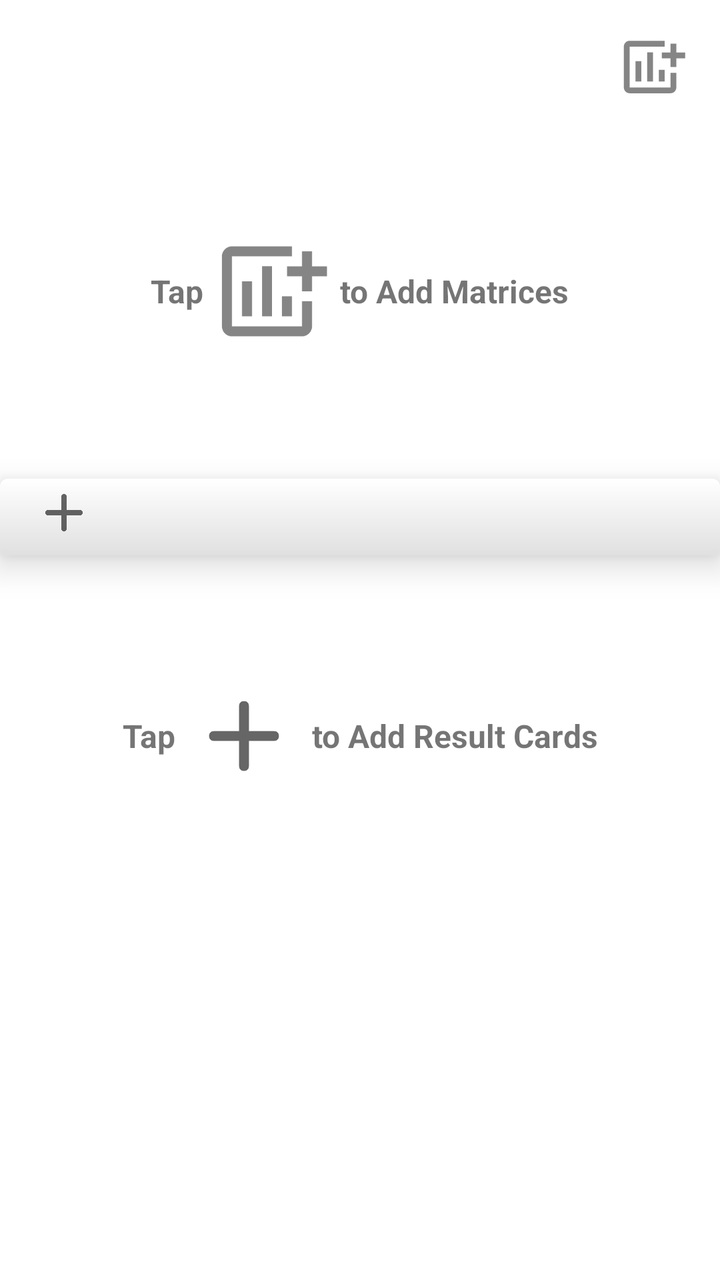
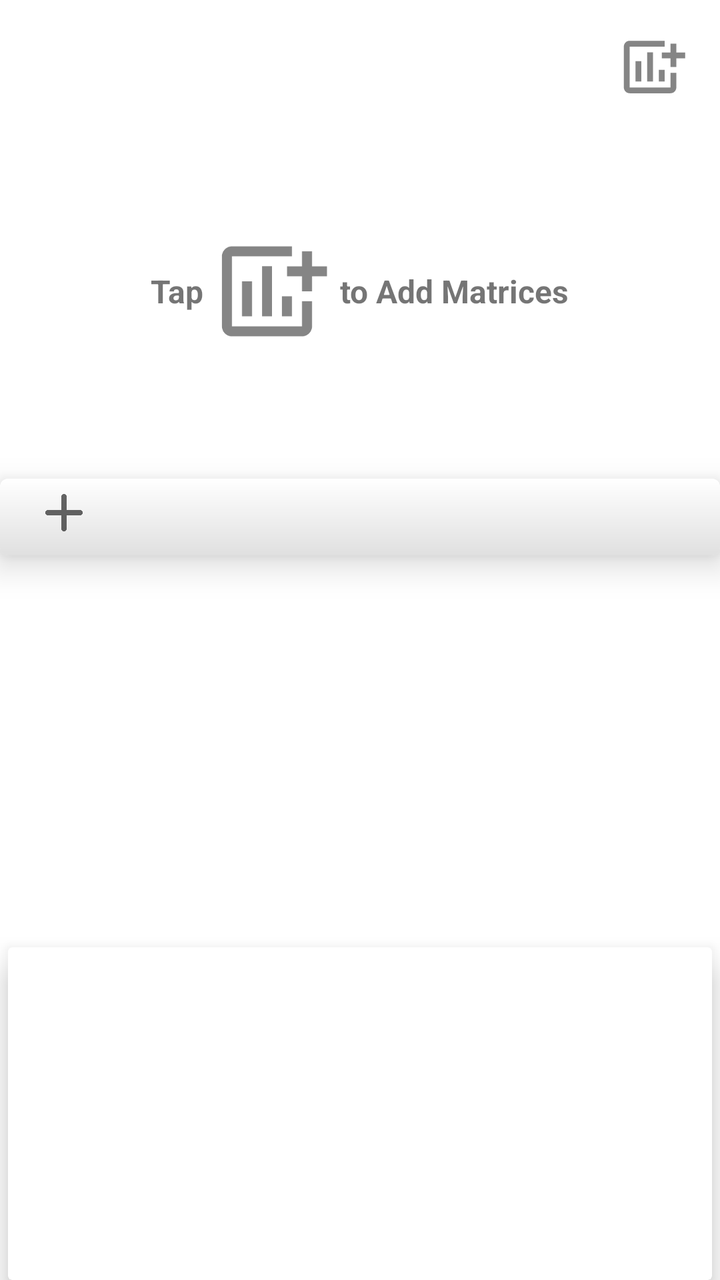

The first picture is an Android layout as it rendered before a commit; the second is the same layout after the commit. The layout source and the unified diff follow.
<!-- AndroidManifest.xml: application theme Theme.Matscape -->
<!-- res/layout/activity_home.xml -->
<?xml version="1.0" encoding="utf-8"?>
<androidx.drawerlayout.widget.DrawerLayout xmlns:android="http://schemas.android.com/apk/res/android"
    xmlns:app="http://schemas.android.com/apk/res-auto"
    xmlns:tools="http://schemas.android.com/tools"
    android:layout_width="match_parent"
    android:layout_height="match_parent"
    tools:context=".Activities.HomeActivity"
    android:id="@+id/DrawerLayout">

    

    <androidx.constraintlayout.widget.ConstraintLayout
        android:layout_width="match_parent"
        android:layout_height="match_parent">

        <androidx.appcompat.widget.Toolbar
            android:id="@+id/Toolbar"
            android:layout_width="match_parent"
            android:layout_height="wrap_content"
            android:background="@null"
            app:layout_constraintEnd_toEndOf="parent"
            app:layout_constraintStart_toStartOf="parent"
            app:layout_constraintTop_toTopOf="parent" />

        <ImageView
            android:id="@+id/addMatrixCardButton"
            android:layout_width="35dp"
            android:layout_height="35dp"
            android:layout_margin="16dp"
            android:background="?attr/selectableItemBackgroundBorderless"
            android:clickable="true"
            android:contentDescription="@string/desc_add_matrix"
            android:focusable="true"
            android:src="@drawable/ic_home_add_matrix"
            app:layout_constraintEnd_toEndOf="parent"
            app:layout_constraintTop_toTopOf="parent"
            tools:ignore="TouchTargetSizeCheck,DuplicateSpeakableTextCheck" />

        <androidx.recyclerview.widget.RecyclerView
            android:id="@+id/MatrixCardsRecyclerView"
            android:layout_width="match_parent"
            android:layout_height="0dp"
            app:layout_constraintHeight_percent=".28"
            app:layout_constraintEnd_toEndOf="parent"
            app:layout_constraintStart_toStartOf="parent"
            app:layout_constraintTop_toBottomOf="@+id/Toolbar" />


        <LinearLayout
            android:id="@+id/MatrixCardsHintLayout"
            android:layout_width="wrap_content"
            android:layout_height="wrap_content"
            android:orientation="horizontal"
            app:layout_constraintBottom_toBottomOf="@+id/MatrixCardsRecyclerView"
            app:layout_constraintEnd_toEndOf="parent"
            app:layout_constraintStart_toStartOf="parent"
            app:layout_constraintTop_toBottomOf="@+id/Toolbar">

            <TextView
                android:layout_width="wrap_content"
                android:layout_height="wrap_content"
                android:layout_gravity="center"
                android:text="@string/text_tap"
                android:textSize="16sp"
                android:textStyle="bold" />

            <ImageView
                android:layout_width="60dp"
                android:layout_height="60dp"
                android:layout_gravity="center"
                android:layout_marginStart="4dp"
                android:layout_marginEnd="4dp"
                app:srcCompat="@drawable/ic_home_add_matrix"
                android:contentDescription="@string/desc_add_matrix" />

            <TextView
                android:layout_width="wrap_content"
                android:layout_height="wrap_content"
                android:layout_gravity="center"
                android:text="@string/text_to_add_matrices"
                android:textSize="16sp"
                android:textStyle="bold" />

        </LinearLayout>

        <ImageView
            android:id="@+id/addResultCardButton"
            android:layout_width="32dp"
            android:layout_height="32dp"
            android:layout_marginStart="16dp"
            android:clickable="true"
            android:contentDescription="@string/desc_settings_result"
            android:elevation="12dp"
            android:focusable="true"
            android:foreground="?attr/selectableItemBackgroundBorderless"
            android:src="@drawable/ic_home_add_result"
            app:layout_constraintBottom_toBottomOf="@+id/cardView"
            app:layout_constraintStart_toStartOf="parent"
            app:layout_constraintTop_toBottomOf="@+id/MatrixCardsRecyclerView"
            tools:ignore="UnusedAttribute,TouchTargetSizeCheck" />

        <androidx.cardview.widget.CardView
            android:id="@+id/cardView"
            android:layout_width="match_parent"
            android:layout_height="0dp"
            android:layout_marginTop="4dp"
            android:layout_marginBottom="4dp"
            app:cardCornerRadius="4dp"
            app:cardElevation="10dp"
            android:foreground="@drawable/grad_home_divider"
            app:layout_constraintEnd_toEndOf="parent"
            app:layout_constraintHeight_percent=".06"
            app:layout_constraintStart_toStartOf="parent"
            app:layout_constraintTop_toBottomOf="@+id/MatrixCardsRecyclerView">

        </androidx.cardview.widget.CardView>

        <androidx.recyclerview.widget.RecyclerView
            android:id="@+id/ResultCardsRecyclerView"
            android:layout_width="match_parent"
            android:layout_height="0dp"
            app:layout_constraintBottom_toTopOf="@+id/HomeNumpadCardView"
            app:layout_constraintEnd_toEndOf="parent"
            app:layout_constraintStart_toStartOf="parent"
            app:layout_constraintTop_toBottomOf="@+id/cardView" />

        <LinearLayout
            android:id="@+id/ResultCardsHintLayout"
            android:layout_width="wrap_content"
            android:layout_height="wrap_content"
            android:orientation="horizontal"
            app:layout_constraintBottom_toBottomOf="parent"
            app:layout_constraintEnd_toEndOf="parent"
            app:layout_constraintStart_toStartOf="parent"
            app:layout_constraintTop_toBottomOf="@+id/cardView"
            app:layout_constraintVertical_bias="0.2">

            <TextView
                android:layout_width="wrap_content"
                android:layout_height="wrap_content"
                android:layout_gravity="center"
                android:text="@string/text_tap"
                android:textSize="16sp"
                android:textStyle="bold" />

            <ImageView
                android:layout_width="60dp"
                android:layout_height="60dp"
                android:layout_gravity="center"
                android:layout_marginStart="4dp"
                android:layout_marginEnd="4dp"
                android:contentDescription="@string/desc_add_result"
                app:srcCompat="@drawable/ic_home_add_result" />

            <TextView
                android:layout_width="wrap_content"
                android:layout_height="wrap_content"
                android:layout_gravity="center"
                android:text="@string/text_to_add_result_cards"
                android:textSize="16sp"
                android:textStyle="bold" />

        </LinearLayout>

        <androidx.cardview.widget.CardView
            android:id="@+id/HomeNumpadCardView"
            android:layout_width="match_parent"
            android:layout_height="0dp"
            app:layout_constraintHeight_percent=".26"
            app:cardElevation="10dp"
            android:visibility="gone"
            android:layout_marginStart="4dp"
            android:layout_marginEnd="4dp"
            app:layout_constraintBottom_toBottomOf="parent"
            app:layout_constraintEnd_toEndOf="parent"
            app:layout_constraintStart_toStartOf="parent"/>
    </androidx.constraintlayout.widget.ConstraintLayout>


    <com.google.android.material.navigation.NavigationView
        android:id="@+id/HomeNavigationView"
        android:layout_width="wrap_content"
        android:layout_height="match_parent"
        app:menu="@menu/menu_home_navigation_drawer"
        app:headerLayout="@layout/header_navigation_drawer"
        android:layout_gravity="start"/>

</androidx.drawerlayout.widget.DrawerLayout>
<!-- res/layout/header_navigation_drawer.xml (included above) -->
<?xml version="1.0" encoding="utf-8"?>
<LinearLayout xmlns:android="http://schemas.android.com/apk/res/android"
    android:layout_width="match_parent"
    android:layout_height="match_parent"
    android:orientation="vertical">

    

    <TextView
        android:layout_width="wrap_content"
        android:layout_height="wrap_content"
        android:layout_marginTop="24dp"
        android:layout_marginStart="24dp"
        android:layout_marginEnd="24dp"
        android:textAppearance="?attr/textAppearanceHeadline6"
        android:text="@string/app_name" />

    <TextView
        android:layout_width="wrap_content"
        android:layout_height="wrap_content"
        android:layout_marginBottom="24dp"
        android:layout_marginStart="24dp"
        android:layout_marginEnd="24dp"
        android:textAppearance="?attr/textAppearanceBody2"
        android:textColor="@color/material_on_surface_emphasis_medium"
        android:text="Matrix Calculator" />

</LinearLayout>
<!-- resources referenced by this layout -->
<resources>
  <!-- drawable grad_home_divider (drawable) -->
  <?xml version="1.0" encoding="utf-8"?>
      <shape xmlns:android="http://schemas.android.com/apk/res/android"
          android:shape="rectangle">
          <gradient
              android:startColor="#FFFFFF"
              android:endColor="#E0E0E0"
              android:angle="270"
              android:centerY=".6" />
      </shape>
  <!-- drawable ic_home_add_matrix (drawable) -->
  <vector android:alpha="0.8" android:height="24dp"
      android:tint="?attr/colorControlNormal" android:viewportHeight="24"
      android:viewportWidth="24" android:width="24dp" xmlns:android="http://schemas.android.com/apk/res/android">
      <path android:fillColor="@android:color/white" android:pathData="M6,9.99h2v7L6,16.99zM14,12.99h2v4h-2zM10,6.99h2v10h-2zM20,7L20,4h-2v3h-3v2h3v3h2L20,9h3L23,7zM18,19L4,19L4,5h12L16,3L4,3c-1.1,0 -2,0.9 -2,2v14c0,1.1 0.9,2 2,2h14c1.1,0 2,-0.9 2,-2v-5h-2v5z"/>
  </vector>
  <!-- drawable ic_home_add_result (drawable) -->
  <vector xmlns:android="http://schemas.android.com/apk/res/android"
      android:width="24dp"
      android:height="24dp"
      android:viewportWidth="24"
      android:viewportHeight="24"
      android:tint="?attr/colorControlNormal">
    <path
        android:fillColor="@android:color/white"
        android:pathData="M18,13h-5v5c0,0.55 -0.45,1 -1,1s-1,-0.45 -1,-1v-5H6c-0.55,0 -1,-0.45 -1,-1s0.45,-1 1,-1h5V6c0,-0.55 0.45,-1 1,-1s1,0.45 1,1v5h5c0.55,0 1,0.45 1,1s-0.45,1 -1,1z"/>
  </vector>
  <string name="app_name" translatable="false">Matscape</string>
  
      //for homepage navigation drawer
  <string name="desc_add_matrix">Add Matrix</string>
  <string name="desc_add_result">Add Result Card</string>
  <string name="desc_settings_result">Result Cards Settings</string>
  
  
      //for matrix cards
  <string name="text_tap">Tap</string>
  <string name="text_to_add_matrices">to Add Matrices</string>
  
      //for result cards
  <string name="text_to_add_result_cards">to Add Result Cards</string>
  
      //for ChangeMatrix Activity
  <style name="Theme.Matscape" parent="Theme.MaterialComponents.DayNight.NoActionBar">
          
          <item name="colorPrimary">@color/purple_500</item>
          <item name="colorPrimaryVariant">@color/purple_700</item>
          <item name="colorOnPrimary">@color/white</item>
          
          <item name="colorSecondary">@color/teal_200</item>
          <item name="colorSecondaryVariant">@color/teal_700</item>
          <item name="colorOnSecondary">@color/black</item>
          
          <item name="android:statusBarColor" tools:targetApi="l">?attr/colorPrimaryVariant</item>
          
      </style>
  <color name="purple_500">#FF6200EE</color>
  <color name="purple_700">#FF3700B3</color>
  <color name="white">#FFFFFFFF</color>
  <color name="teal_200">#FF03DAC5</color>
  <color name="teal_700">#FF018786</color>
  <color name="black">#FF000000</color>
</resources>

<!-- the commit's change to res/layout/activity_home.xml (unified diff, before → after) -->
@@ -2,10 +2,10 @@
 <androidx.drawerlayout.widget.DrawerLayout xmlns:android="http://schemas.android.com/apk/res/android"
     xmlns:app="http://schemas.android.com/apk/res-auto"
     xmlns:tools="http://schemas.android.com/tools"
+    android:id="@+id/DrawerLayout"
     android:layout_width="match_parent"
     android:layout_height="match_parent"
-    tools:context=".Activities.HomeActivity"
-    android:id="@+id/DrawerLayout">
+    tools:context=".Activities.HomeActivity">
 
     
 
@@ -40,8 +40,8 @@
             android:id="@+id/MatrixCardsRecyclerView"
             android:layout_width="match_parent"
             android:layout_height="0dp"
+            app:layout_constraintEnd_toEndOf="parent"
             app:layout_constraintHeight_percent=".28"
-            app:layout_constraintEnd_toEndOf="parent"
             app:layout_constraintStart_toStartOf="parent"
             app:layout_constraintTop_toBottomOf="@+id/Toolbar" />
 
@@ -70,8 +70,8 @@
                 android:layout_gravity="center"
                 android:layout_marginStart="4dp"
                 android:layout_marginEnd="4dp"
-                app:srcCompat="@drawable/ic_home_add_matrix"
-                android:contentDescription="@string/desc_add_matrix" />
+                android:contentDescription="@string/desc_add_matrix"
+                app:srcCompat="@drawable/ic_home_add_matrix" />
 
             <TextView
                 android:layout_width="wrap_content"
@@ -105,9 +105,9 @@
             android:layout_height="0dp"
             android:layout_marginTop="4dp"
             android:layout_marginBottom="4dp"
+            android:foreground="@drawable/grad_home_divider"
             app:cardCornerRadius="4dp"
             app:cardElevation="10dp"
-            android:foreground="@drawable/grad_home_divider"
             app:layout_constraintEnd_toEndOf="parent"
             app:layout_constraintHeight_percent=".06"
             app:layout_constraintStart_toStartOf="parent"
@@ -124,56 +124,17 @@
             app:layout_constraintStart_toStartOf="parent"
             app:layout_constraintTop_toBottomOf="@+id/cardView" />
 
-        <LinearLayout
-            android:id="@+id/ResultCardsHintLayout"
-            android:layout_width="wrap_content"
-            android:layout_height="wrap_content"
-            android:orientation="horizontal"
-            app:layout_constraintBottom_toBottomOf="parent"
-            app:layout_constraintEnd_toEndOf="parent"
-            app:layout_constraintStart_toStartOf="parent"
-            app:layout_constraintTop_toBottomOf="@+id/cardView"
-            app:layout_constraintVertical_bias="0.2">
-
-            <TextView
-                android:layout_width="wrap_content"
-                android:layout_height="wrap_content"
-                android:layout_gravity="center"
-                android:text="@string/text_tap"
-                android:textSize="16sp"
-                android:textStyle="bold" />
-
-            <ImageView
-                android:layout_width="60dp"
-                android:layout_height="60dp"
-                android:layout_gravity="center"
-                android:layout_marginStart="4dp"
-                android:layout_marginEnd="4dp"
-                android:contentDescription="@string/desc_add_result"
-                app:srcCompat="@drawable/ic_home_add_result" />
-
-            <TextView
-                android:layout_width="wrap_content"
-                android:layout_height="wrap_content"
-                android:layout_gravity="center"
-                android:text="@string/text_to_add_result_cards"
-                android:textSize="16sp"
-                android:textStyle="bold" />
-
-        </LinearLayout>
-
         <androidx.cardview.widget.CardView
             android:id="@+id/HomeNumpadCardView"
             android:layout_width="match_parent"
             android:layout_height="0dp"
-            app:layout_constraintHeight_percent=".26"
-            app:cardElevation="10dp"
-            android:visibility="gone"
             android:layout_marginStart="4dp"
             android:layout_marginEnd="4dp"
+            app:cardElevation="10dp"
             app:layout_constraintBottom_toBottomOf="parent"
             app:layout_constraintEnd_toEndOf="parent"
-            app:layout_constraintStart_toStartOf="parent"/>
+            app:layout_constraintHeight_percent=".26"
+            app:layout_constraintStart_toStartOf="parent" />
     </androidx.constraintlayout.widget.ConstraintLayout>
 
 
@@ -181,9 +142,9 @@
         android:id="@+id/HomeNavigationView"
         android:layout_width="wrap_content"
         android:layout_height="match_parent"
-        app:menu="@menu/menu_home_navigation_drawer"
+        android:layout_gravity="start"
         app:headerLayout="@layout/header_navigation_drawer"
-        android:layout_gravity="start"/>
+        app:menu="@menu/menu_home_navigation_drawer" />
 
 </androidx.drawerlayout.widget.DrawerLayout>
 <!-- res/layout/header_navigation_drawer.xml (included above) -->
<!-- resource entries referenced after the edit -->
@@ -31,7 +31,6 @@
   
       //for homepage navigation drawer
   <string name="desc_add_matrix">Add Matrix</string>
-  <string name="desc_add_result">Add Result Card</string>
   <string name="desc_settings_result">Result Cards Settings</string>
   
   
@@ -40,9 +39,6 @@
   <string name="text_to_add_matrices">to Add Matrices</string>
   
       //for result cards
-  <string name="text_to_add_result_cards">to Add Result Cards</string>
-  
-      //for ChangeMatrix Activity
   <style name="Theme.Matscape" parent="Theme.MaterialComponents.DayNight.NoActionBar">
           
           <item name="colorPrimary">@color/purple_500</item>
